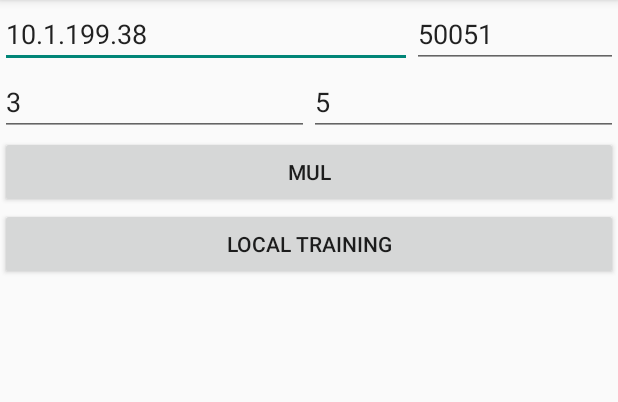
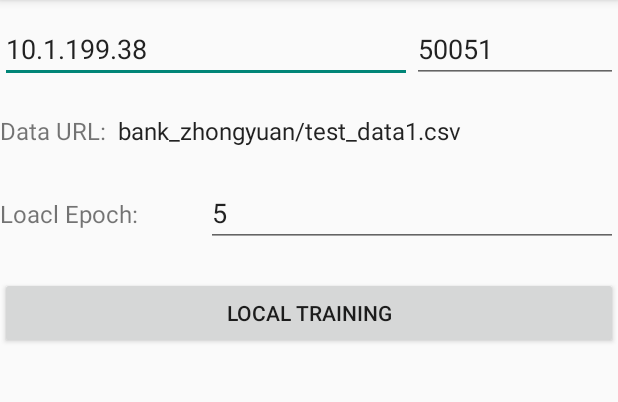
Before and after one commit to FancyXun/federated_app, an Android app: the screen it shows after launch (ComputationActivity), on a phone screen of 412 x 824 dp, the part 84-486 px from its top. Run offline under Robolectric (Android 15) with nearby library versions, the phone set to English and light mode, and no system bars; libraries missing offline, so code that uses them is left out: io.grpc.learning, org.tensorflow; 1 statement that could not run was skipped.

Commit message:
Add logistic training for android

```diff
--- a/android/framework/app/src/main/java/io/grpc/computation/ComputationActivity.java
+++ b/android/framework/app/src/main/java/io/grpc/computation/ComputationActivity.java
@@ -17,6 +17,7 @@
 package io.grpc.computation;
 
 import android.app.Activity;
+import android.content.Context;
 import android.os.AsyncTask;
 import android.os.Bundle;
 import android.support.v7.app.AppCompatActivity;
@@ -25,6 +26,7 @@ import android.text.method.ScrollingMovementMethod;
 import android.view.View;
 import android.widget.Button;
 import android.widget.EditText;
+import android.widget.Spinner;
 import android.widget.TextView;
 
 import io.grpc.ManagedChannel;
@@ -54,22 +56,23 @@ public class ComputationActivity extends AppCompatActivity {
     private TextView resultText;
     private EditText hostEdit;
     private EditText portEdit;
-    private EditText x;
-    private EditText y;
-    private static final String DATA_FILE = "file:///android_asset/bank_zhongyuan/test_data1";
+    private EditText epoch;
+    private Spinner data;
+    private static final String DATA_FILE = "file:///android_asset/bank_zhongyuan/test_data1.csv";
+    private Context context;
 
     @Override
     protected void onCreate(Bundle savedInstanceState) {
         super.onCreate(savedInstanceState);
         setContentView(R.layout.activity_computation);
-        sendButton = (Button) findViewById(R.id.send_button);
         trainButton = (Button) findViewById(R.id.train_button);
         hostEdit = (EditText) findViewById(R.id.host_edit_text);
         portEdit = (EditText) findViewById(R.id.port_edit_text);
-        x = (EditText) findViewById(R.id.x);
-        y = (EditText) findViewById(R.id.y);
+        epoch = (EditText) findViewById(R.id.epoch);
+        data = (Spinner) findViewById(R.id.data);
         resultText = (TextView) findViewById(R.id.server_response_text);
         resultText.setMovementMethod(new ScrollingMovementMethod());
+        this.context = getApplicationContext();
     }
 
     public void Mul(View view) {
@@ -79,19 +82,20 @@ public class ComputationActivity extends AppCompatActivity {
                 .execute(
                         hostEdit.getText().toString(),
                         portEdit.getText().toString(),
-                        x.getText().toString(),
-                        y.getText().toString()
+                        "5",
+                        "10"
                 );
     }
 
     public void Training(View view) {
         trainButton.setEnabled(false);
         resultText.setText("");
-        new TrainingTask.LocalTrainingTask(this).execute(
+        new TrainingTask.LocalTrainingTask(this, this.context).execute(
                 hostEdit.getText().toString(),
                 portEdit.getText().toString(),
-                DATA_FILE
-        );
+                (String) data.getSelectedItem(),
+                epoch.getText().toString()
+                );
     }
 
     private static class MulTask extends AsyncTask<String, Void, String> {
@@ -150,9 +154,7 @@ public class ComputationActivity extends AppCompatActivity {
                 return;
             }
             TextView resultText = (TextView) activity.findViewById(R.id.server_response_text);
-            Button sendButton = (Button) activity.findViewById(R.id.send_button);
             resultText.setText(result);
-            sendButton.setEnabled(true);
         }
     }
 }
--- a/android/framework/app/src/main/res/layout/activity_computation.xml
+++ b/android/framework/app/src/main/res/layout/activity_computation.xml
@@ -1,57 +1,84 @@
 <LinearLayout xmlns:android="http://schemas.android.com/apk/res/android"
-              xmlns:tools="http://schemas.android.com/tools" android:layout_width="match_parent"
-              android:layout_height="match_parent"
-              tools:context=".ComputationActivity"
-              android:orientation="vertical" >
+    xmlns:tools="http://schemas.android.com/tools"
+    android:layout_width="match_parent"
+    android:layout_height="match_parent"
+    android:orientation="vertical"
+    tools:context=".ComputationActivity">
 
     <LinearLayout
+
+        android:layout_marginTop="10dp"
         android:layout_width="match_parent"
         android:layout_height="wrap_content"
         android:orientation="horizontal">
+
         <EditText
             android:id="@+id/host_edit_text"
+            android:layout_width="0dp"
+            android:layout_height="wrap_content"
+            android:layout_weight="2"
+            android:hint="Enter Host"
+            android:text="10.1.199.38" />
+
+        <EditText
+            android:id="@+id/port_edit_text"
+            android:layout_width="0dp"
+            android:layout_height="wrap_content"
+            android:layout_weight="1"
+            android:hint="Enter Port"
+            android:inputType="numberDecimal"
+            android:text="50051" />
+    </LinearLayout>
+
+    <LinearLayout
+
+        android:layout_marginTop="20dp"
+        android:layout_width="match_parent"
+        android:layout_height="wrap_content"
+        android:orientation="horizontal">
+        <TextView
+            android:layout_weight="1"
+            android:layout_height="wrap_content"
+            android:scrollbars="vertical"
+            android:text="Data URL:"
+            android:textSize="16sp"
+            android:layout_width="0dp" />
+        <Spinner
+            android:layout_weight="2"
+            android:id="@+id/data"
+            android:layout_width="match_parent"
+            android:layout_height="wrap_content"
+            android:entries="@array/spingarr" />
+
+    </LinearLayout>
+
+    <LinearLayout
+
+        android:layout_marginTop="20dp"
+        android:layout_width="match_parent"
+        android:layout_height="wrap_content">
+        <TextView
+            android:layout_weight="1"
+            android:layout_height="wrap_content"
+            android:scrollbars="vertical"
+            android:text="Loacl Epoch:"
+            android:textSize="16sp"
+            android:layout_width="0dp" />
+        <EditText
+            android:id="@+id/epoch"
             android:layout_weight="2"
             android:layout_width="0dp"
             android:layout_height="wrap_content"
-            android:hint="Enter Host"
-            android:text="10.1.199.38"/>
-        <EditText
-            android:id="@+id/port_edit_text"
-            android:layout_weight="1"
-            android:layout_width="0dp"
-            android:layout_height="wrap_content"
             android:inputType="numberDecimal"
-            android:hint="Enter Port"
-            android:text="50051"/>
+            android:text="5"
+            />
+
     </LinearLayout>
 
-    <LinearLayout
-        android:layout_width="match_parent"
-        android:layout_height="wrap_content"
-        android:orientation="horizontal">
-        <EditText
-            android:id="@+id/x"
-            android:layout_weight="1"
-            android:layout_width="0dp"
-            android:layout_height="wrap_content"
-            android:text="3" />
-        <EditText
-            android:id="@+id/y"
-            android:layout_weight="1"
-            android:layout_width="0dp"
-            android:layout_height="wrap_content"
-            android:inputType="numberDecimal"
-            android:text="5" />
-    </LinearLayout>
 
     <Button
-            android:id="@+id/send_button"
-            android:layout_width="match_parent"
-            android:layout_height="wrap_content"
-            android:onClick="Mul"
-            android:text="Mul" />
 
-    <Button
+        android:layout_marginTop="20dp"
         android:id="@+id/train_button"
         android:layout_width="match_parent"
         android:layout_height="wrap_content"
@@ -59,10 +86,12 @@
         android:text="Local Training" />
 
     <TextView
-            android:id="@+id/server_response_text"
-            android:layout_width="match_parent"
-            android:layout_height="match_parent"
-            android:scrollbars = "vertical"
-            android:textSize="16sp" />
+
+        android:layout_marginTop="10dp"
+        android:id="@+id/server_response_text"
+        android:layout_width="match_parent"
+        android:layout_height="match_parent"
+        android:scrollbars="vertical"
+        android:textSize="16sp" />
 
 </LinearLayout>
--- /dev/null
+++ b/android/framework/app/src/main/res/values/arrays.xml
@@ -0,0 +1,15 @@
+<?xml version="1.0" encoding="utf-8"?>
+<resources>
+    <string-array name="spingarr">
+        <item>bank_zhongyuan/test_data1.csv</item>
+        <item>bank_zhongyuan/test_data2.csv</item>
+        <item>bank_zhongyuan/test_data3.csv</item>
+        <item>bank_zhongyuan/test_data4.csv</item>
+        <item>bank_zhongyuan/test_data5.csv</item>
+        <item>bank_zhongyuan/test_data6.csv</item>
+        <item>bank_zhongyuan/test_data7.csv</item>
+        <item>bank_zhongyuan/test_data8.csv</item>
+        <item>bank_zhongyuan/test_data9.csv</item>
+        <item>bank_zhongyuan/test_data10.csv</item>
+    </string-array>
+</resources>
```
Also changed, not shown: android/framework/app/src/main/java/io/grpc/computation/TrainingTask.java (+14 -6 lines), android/framework/app/src/main/java/io/grpc/utils/LocalCSVReader.java (+9 -3 lines), 2 other files.
